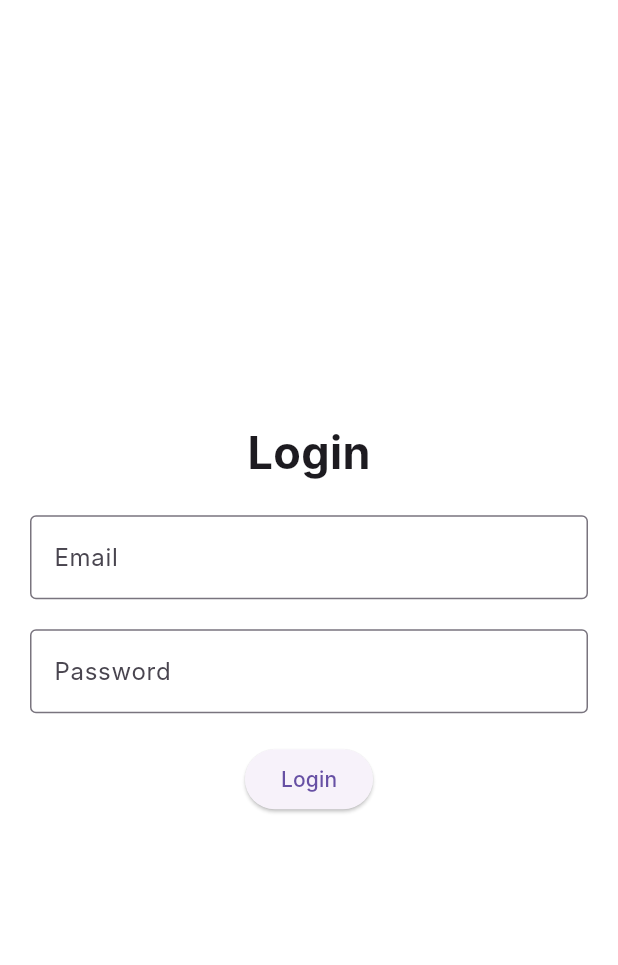
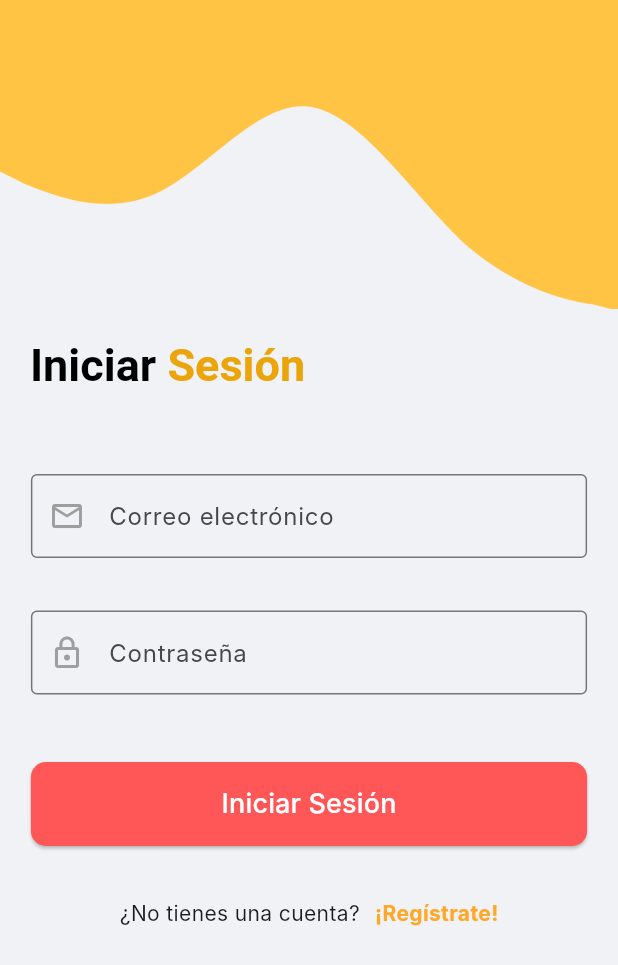
Before and after one commit to SI728-Emergentes-CargaSinEstres/mobile-app, a Flutter app: the screen it shows after launch, after a tap on "Comenzar", on a phone screen of 412 x 824 dp. Shown: the top 965 px of the screen. Run offline on Flutter 3.47's test engine with Material 3 defaults, Android fonts, the phone set to English and light mode, and no system bars; Roboto replaces fonts that are missing (Inter).

Commit message:
feat(add): Screen for Login

```diff
--- a/carga_sin_estres_flutter/lib/screens/menu/login.dart
+++ b/carga_sin_estres_flutter/lib/screens/menu/login.dart
@@ -8,45 +8,172 @@ class LoginScreen extends StatefulWidget {
 }
 
 class _LoginScreenState extends State<LoginScreen> {
+  bool _isPasswordVisible = false; // Controla la visibilidad de la contraseña
+  final TextEditingController _passwordController = TextEditingController();
+
+  @override
+  void initState() {
+    super.initState();
+    // No se necesita un listener en este caso, manejaremos el estado directamente.
+  }
+
+  @override
+  void dispose() {
+    _passwordController.dispose(); // Liberar el controlador al salir
+    super.dispose();
+  }
+
   @override
   Widget build(BuildContext context) {
+    final double screenWidth = MediaQuery.of(context).size.width;
+    final double inputWidth = screenWidth * 0.90;
+
     return Scaffold(
-        backgroundColor: Colors.white,
-        body: Container(
+      backgroundColor: const Color(0xFFF0F2F5),
+      resizeToAvoidBottomInset:
+          true, // Asegura que el contenido se reajuste cuando el teclado aparece
+      body: SafeArea(
+        child: SingleChildScrollView(
+          child: Column(
+            mainAxisAlignment: MainAxisAlignment.start,
+            children: <Widget>[
+              // Imagen wave superior
+              Image.asset(
+                'assets/background/wave_up_1.png',
+                width: screenWidth,
+                fit: BoxFit.cover,
+                height: screenWidth * 0.5,
+              ),
+              // Contenido principal centrado
+              Padding(
                 padding: const EdgeInsets.all(20),
                 child: Column(
-            mainAxisAlignment: MainAxisAlignment.center,
+                  mainAxisAlignment:
+                      MainAxisAlignment.center, // Centrando el contenido
+                  crossAxisAlignment:
+                      CrossAxisAlignment.center, // Centrado horizontalmente
                   children: <Widget>[
-              const Text(
-                'Login',
+                    Align(
+                      alignment: Alignment
+                          .centerLeft, // Alineación del texto a la izquierda
+                      child: RichText(
+                        textAlign: TextAlign.left,
+                        text: const TextSpan(
                           style: TextStyle(
                             fontSize: 30,
                             fontWeight: FontWeight.bold,
+                            color: Colors.black,
+                          ),
+                          children: <TextSpan>[
+                            TextSpan(text: 'Iniciar '),
+                            TextSpan(
+                              text: 'Sesión',
+                              style: TextStyle(
+                                color: Color(0xFFEBA50A), // Color para "Sesión"
                               ),
                             ),
-              const SizedBox(height: 20),
-              const TextField(
+                          ],
+                        ),
+                      ),
+                    ),
+                    const SizedBox(height: 55),
+                    SizedBox(
+                      width: inputWidth,
+                      child: const TextField(
                         decoration: InputDecoration(
-                  labelText: 'Email',
+                          prefixIcon: Icon(Icons.email_outlined,
+                              color: Colors.grey), // Solo el borde del ícono
+                          labelText: 'Correo electrónico',
                           border: OutlineInputBorder(),
                         ),
                       ),
-              const SizedBox(height: 20),
-              const TextField(
+                    ),
+                    const SizedBox(height: 35),
+                    SizedBox(
+                      width: inputWidth,
+                      child: TextField(
+                        controller: _passwordController,
+                        obscureText:
+                            !_isPasswordVisible, // Mostrar u ocultar contraseña
                         decoration: InputDecoration(
-                  labelText: 'Password',
-                  border: OutlineInputBorder(),
+                          prefixIcon: const Icon(
+                            Icons.lock_outline,
+                            color: Colors.grey,
+                          ),
+                          suffixIcon: _passwordController.text.isNotEmpty
+                              ? IconButton(
+                                  icon: Icon(
+                                    _isPasswordVisible
+                                        ? Icons.visibility_off
+                                        : Icons.visibility,
+                                  ),
+                                  onPressed: () {
+                                    setState(() {
+                                      _isPasswordVisible = !_isPasswordVisible;
+                                    });
+                                  },
+                                )
+                              : null,
+                          labelText: 'Contraseña',
+                          border: const OutlineInputBorder(),
+                        ),
+                        onChanged: (value) {
+                          // Redibuja cuando el texto cambie para mostrar u ocultar el ícono
+                          setState(() {});
+                        },
                       ),
                     ),
-              const SizedBox(height: 20),
-              ElevatedButton(
+                    const SizedBox(height: 45),
+                    SizedBox(
+                      width: inputWidth,
+                      child: ElevatedButton(
                         onPressed: () {
                           Navigator.pushNamed(context, '/home');
                         },
-                child: const Text('Login'),
+                        style: ElevatedButton.styleFrom(
+                          backgroundColor: const Color(0xFFFF5757),
+                          padding: const EdgeInsets.symmetric(
+                              horizontal: 50, vertical: 15),
+                          shape: RoundedRectangleBorder(
+                            borderRadius: BorderRadius.circular(10),
+                          ),
+                        ),
+                        child: const Text(
+                          'Iniciar Sesión',
+                          style: TextStyle(
+                            fontSize: 18,
+                            color: Colors.white,
+                          ),
+                        ),
+                      ),
+                    ),
+                    const SizedBox(height: 35),
+                    Row(
+                      mainAxisAlignment: MainAxisAlignment.center,
+                      children: [
+                        const Text("¿No tienes una cuenta?"),
+                        const SizedBox(width: 10), // Espacio entre textos
+                        GestureDetector(
+                          onTap: () {
+                            // Navegación a la pantalla de registro
+                          },
+                          child: const Text(
+                            "¡Regístrate!",
+                            style: TextStyle(
+                              color: Color(0xFFFFA726),
+                              fontWeight: FontWeight.bold,
+                            ),
+                          ),
                         ),
                       ],
                     ),
-        ));
+                  ],
+                ),
+              ),
+            ],
+          ),
+        ),
+      ),
+    );
   }
 }
--- a/carga_sin_estres_flutter/pubspec.yaml
+++ b/carga_sin_estres_flutter/pubspec.yaml
@@ -22,3 +22,4 @@ flutter:
     - assets/background/wave_up.png
     - assets/background/wave_down.png
     - assets/moving_images/moving_splash_screen.png
+    - assets/background/wave_up_1.png
```
Also changed, not shown: carga_sin_estres_flutter/assets/background/wave_up_1.png (added). Lines whose indentation alone changed are shown as unchanged.
